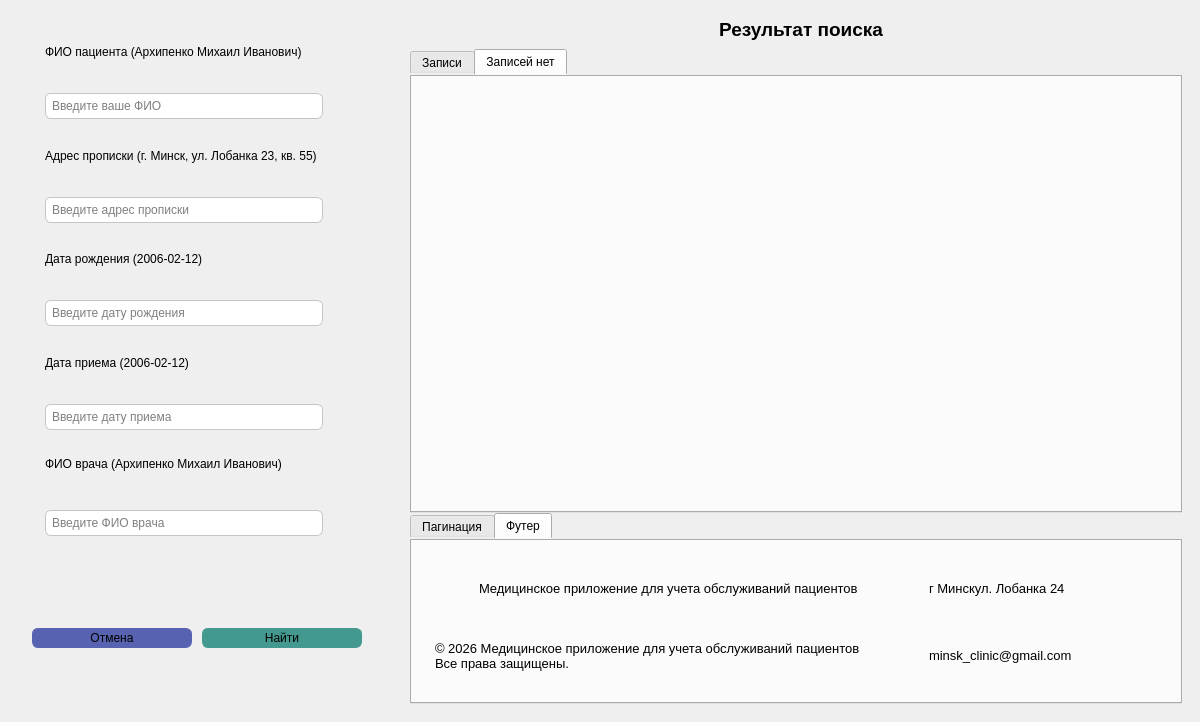
The window that lab_2/ui/search_window.ui (Artemdjdj/PPOIS_4) describes before a commit, drawn with Qt 5.
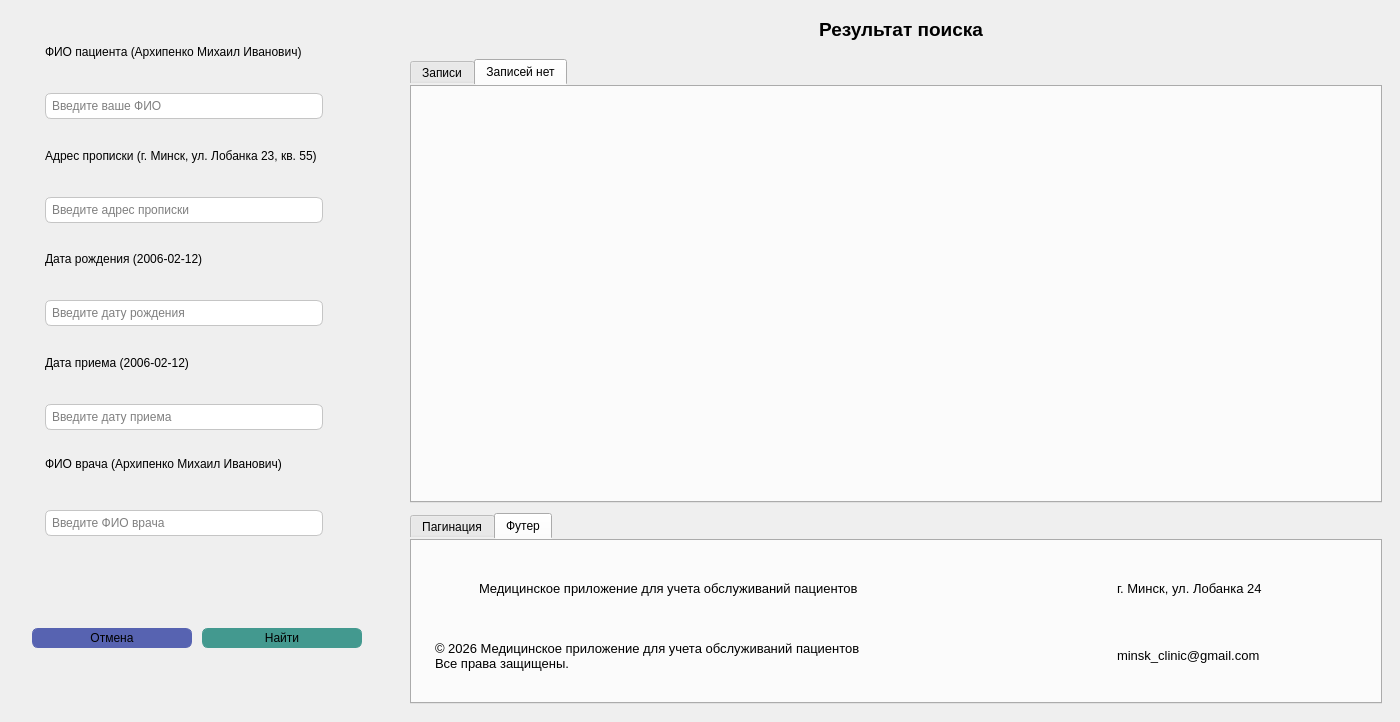
The same window after the commit. Icons and pictures are not drawn.

```diff
--- a/lab_2/ui/search_window.ui
+++ b/lab_2/ui/search_window.ui
@@ -6,19 +6,19 @@
    <rect>
     <x>0</x>
     <y>0</y>
-    <width>1200</width>
+    <width>1400</width>
     <height>722</height>
    </rect>
   </property>
   <property name="minimumSize">
    <size>
-    <width>1200</width>
+    <width>1400</width>
     <height>722</height>
    </size>
   </property>
   <property name="maximumSize">
    <size>
-    <width>1200</width>
+    <width>1400</width>
     <height>942</height>
    </size>
   </property>
@@ -806,7 +806,7 @@
            </property>
            <layout class="QVBoxLayout" name="verticalLayout_8">
             <property name="spacing">
-             <number>0</number>
+             <number>10</number>
             </property>
             <property name="leftMargin">
              <number>0</number>
@@ -1995,7 +1995,7 @@
                                </font>
                               </property>
                               <property name="text">
-                               <string>г Минскул. Лобанка 24</string>
+                               <string>г. Минск, ул. Лобанка 24</string>
                               </property>
                              </widget>
                             </item>
```
